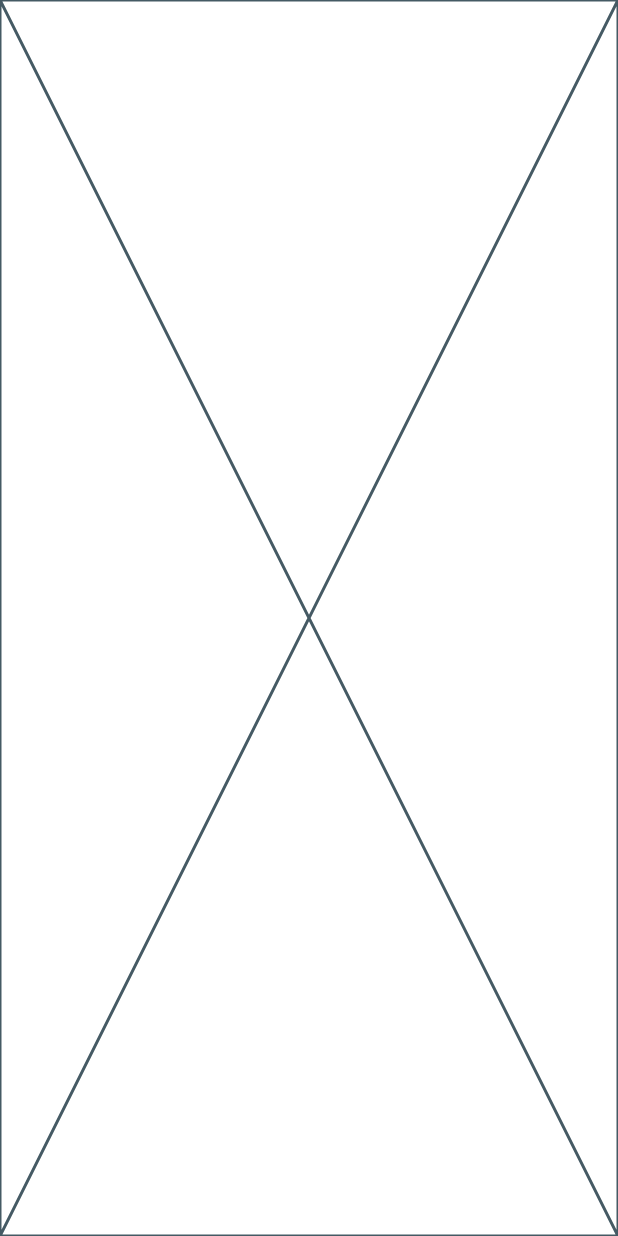
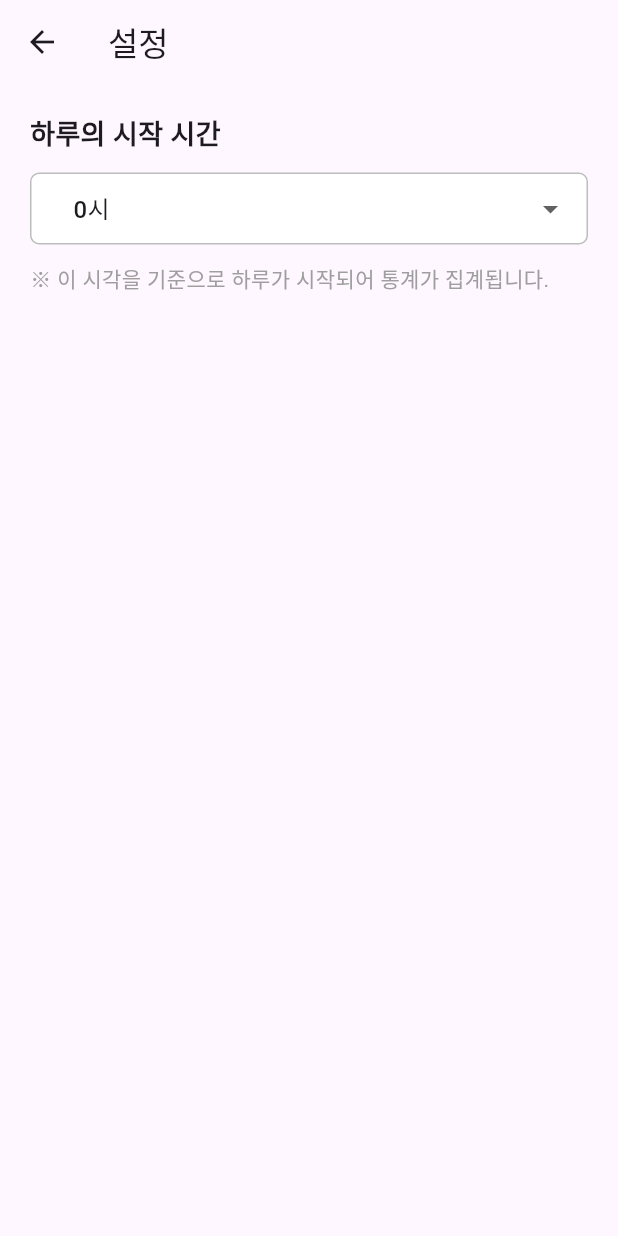
Before and after one commit to ToyProjectsHub/maum_counter, a Flutter app: the screen it shows after launch, after a tap on the "settings" icon, on a phone screen of 412 x 824 dp. Run offline on Flutter 3.47's test engine with Material 3 defaults, Android fonts, the light colour scheme and no system bars; drawn by our look-alikes of dropdown_button2; our stand-ins replace hive, hive_flutter, table_calendar; accounts and stored records are empty.

Commit message:
세팅 화면 적용

```diff
--- a/lib/main.dart
+++ b/lib/main.dart
@@ -1,5 +1,6 @@
 import 'package:flutter/material.dart';
 import 'package:maum_counter/screens/affirmation_screen.dart';
+import 'package:maum_counter/screens/settings_screen.dart';
 import 'screens/home_screen.dart';
 import 'package:hive_flutter/hive_flutter.dart';
 import 'screens/affirmation_stats_screen.dart';
@@ -38,7 +39,7 @@ class MyApp extends StatelessWidget {
         '/hooponopono': (context) => const Placeholder(), // 호오포노포노 화면 연결 예정
         '/releasing': (context) => const Placeholder(), // 릴리징 화면 연결 예정
         '/holistic': (context) => const Placeholder(), // 심플 홀리스틱 릴리징
-        '/settings': (context) => const Placeholder(), // 설정 화면
+        '/settings': (context) => const SettingsScreen(), // 설정 화면
       },
     );
   }
--- /dev/null
+++ b/lib/screens/settings_screen.dart
@@ -0,0 +1,102 @@
+import 'package:flutter/material.dart';
+import 'package:hive/hive.dart';
+import 'package:dropdown_button2/dropdown_button2.dart';
+
+class SettingsScreen extends StatefulWidget {
+  const SettingsScreen({super.key});
+
+  @override
+  State<SettingsScreen> createState() => _SettingsScreenState();
+}
+
+class _SettingsScreenState extends State<SettingsScreen> {
+  late Box settingsBox;
+  int resetHour = 0;
+
+  @override
+  void initState() {
+    super.initState();
+    settingsBox = Hive.box('settingsBox');
+    resetHour = settingsBox.get('resetHour', defaultValue: 0);
+  }
+
+  void saveResetHour(int hour) {
+    setState(() {
+      resetHour = hour;
+      settingsBox.put('resetHour', hour);
+    });
+
+    ScaffoldMessenger.of(context).showSnackBar(
+      const SnackBar(content: Text('하루 시작 시간이 저장되었습니다.')),
+    );
+  }
+
+  @override
+  Widget build(BuildContext context) {
+    return Scaffold(
+      appBar: AppBar(
+        title: const Text('설정'),
+      ),
+      body: Padding(
+        padding: const EdgeInsets.all(20),
+        child: Column(
+          crossAxisAlignment: CrossAxisAlignment.start,
+          children: [
+            const Text(
+              '하루의 시작 시간',
+              style: TextStyle(fontSize: 18, fontWeight: FontWeight.bold),
+            ),
+            const SizedBox(height: 12),
+            DropdownButtonHideUnderline(
+              child: DropdownButton2<int>(
+                value: resetHour,
+                isExpanded: true,
+                onChanged: (value) {
+                  if (value != null) {
+                    saveResetHour(value);
+                  }
+                },
+                items: List.generate(
+                  24,
+                      (index) => DropdownMenuItem(
+                    value: index,
+                    child: Text('$index시'),
+                  ),
+                ),
+                buttonStyleData: ButtonStyleData(
+                  height: 48,
+                  padding: const EdgeInsets.symmetric(horizontal: 12),
+                  decoration: BoxDecoration(
+                    borderRadius: BorderRadius.circular(6),
+                    border: Border.all(color: Colors.grey.shade400),
+                    color: Colors.white,
+                  ),
+                ),
+                dropdownStyleData: DropdownStyleData(
+                  maxHeight: 250,
+                  decoration: BoxDecoration(
+                    borderRadius: BorderRadius.circular(8),
+                    color: Colors.white,
+                    boxShadow: [
+                      BoxShadow(
+                        color: Colors.black12,
+                        blurRadius: 4,
+                        offset: Offset(0, 2),
+                      ),
+                    ],
+                  ),
+                  padding: const EdgeInsets.symmetric(vertical: 6),
+                ),
+              ),
+            ),
+            const SizedBox(height: 12),
+            const Text(
+              '※ 이 시각을 기준으로 하루가 시작되어 통계가 집계됩니다.',
+              style: TextStyle(fontSize: 14, color: Colors.grey),
+            ),
+          ],
+        ),
+      ),
+    );
+  }
+}
--- a/pubspec.yaml
+++ b/pubspec.yaml
@@ -34,6 +34,7 @@ dependencies:
   hive_flutter: ^1.1.0
   table_calendar: ^3.0.9
   intl: ^0.18.1
+  dropdown_button2: ^2.3.9
 
   # The following adds the Cupertino Icons font to your application.
   # Use with the CupertinoIcons class for iOS style icons.
```
Also changed, not shown: pubspec.lock.
